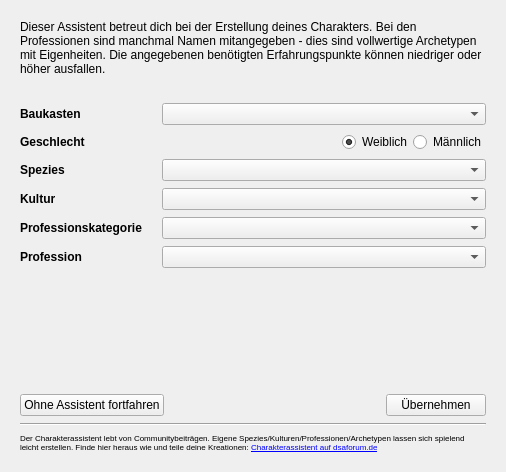
The window that designer/Wizard.ui (Aeolitus/Sephrasto) describes before a commit, drawn with Qt 5.
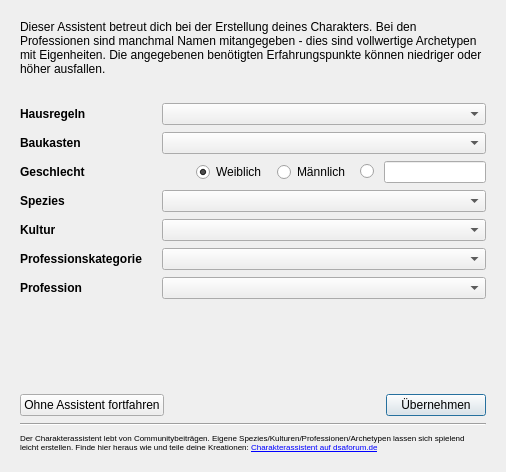
The same window after the commit.

Patch:
```diff
--- a/designer/Wizard.ui
+++ b/designer/Wizard.ui
@@ -83,12 +83,15 @@
        <property name="text">
         <string>Übernehmen</string>
        </property>
+       <property name="default">
+        <bool>true</bool>
+       </property>
       </widget>
      </item>
     </layout>
    </item>
    <item row="3" column="1">
-    <widget class="QComboBox" name="cbRegeln">
+    <widget class="QComboBox" name="cbBaukasten">
      <property name="minimumSize">
       <size>
        <width>300</width>
@@ -225,6 +228,9 @@
    </item>
    <item row="4" column="1">
     <layout class="QHBoxLayout" name="horizontalLayout">
+     <property name="spacing">
+      <number>10</number>
+     </property>
      <item>
       <spacer name="horizontalSpacer">
        <property name="orientation">
@@ -255,6 +261,16 @@
        </property>
       </widget>
      </item>
+     <item>
+      <widget class="QRadioButton" name="btnDivers">
+       <property name="text">
+        <string/>
+       </property>
+      </widget>
+     </item>
+     <item>
+      <widget class="QLineEdit" name="leDivers"/>
+     </item>
     </layout>
    </item>
    <item row="5" column="0">
@@ -341,6 +357,25 @@
    <item row="8" column="1">
     <widget class="QComboBox" name="cbProfession"/>
    </item>
+   <item row="2" column="0">
+    <widget class="QLabel" name="label_3">
+     <property name="font">
+      <font>
+       <weight>75</weight>
+       <bold>true</bold>
+      </font>
+     </property>
+     <property name="text">
+      <string>Hausregeln</string>
+     </property>
+     <property name="class" stdset="0">
+      <string>h4</string>
+     </property>
+    </widget>
+   </item>
+   <item row="2" column="1">
+    <widget class="QComboBox" name="cbRegeln"/>
+   </item>
   </layout>
  </widget>
  <tabstops>
```
Left out of the diff: 2 changed lines with no effect on the pictures.
